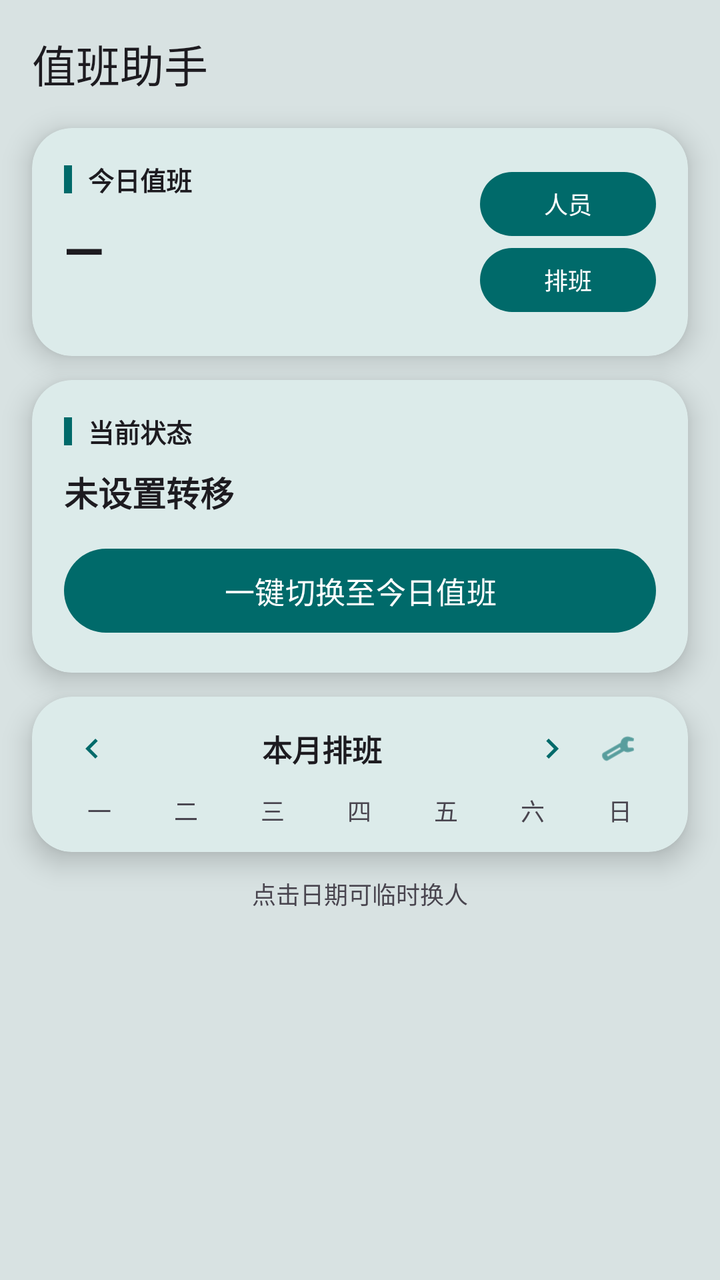
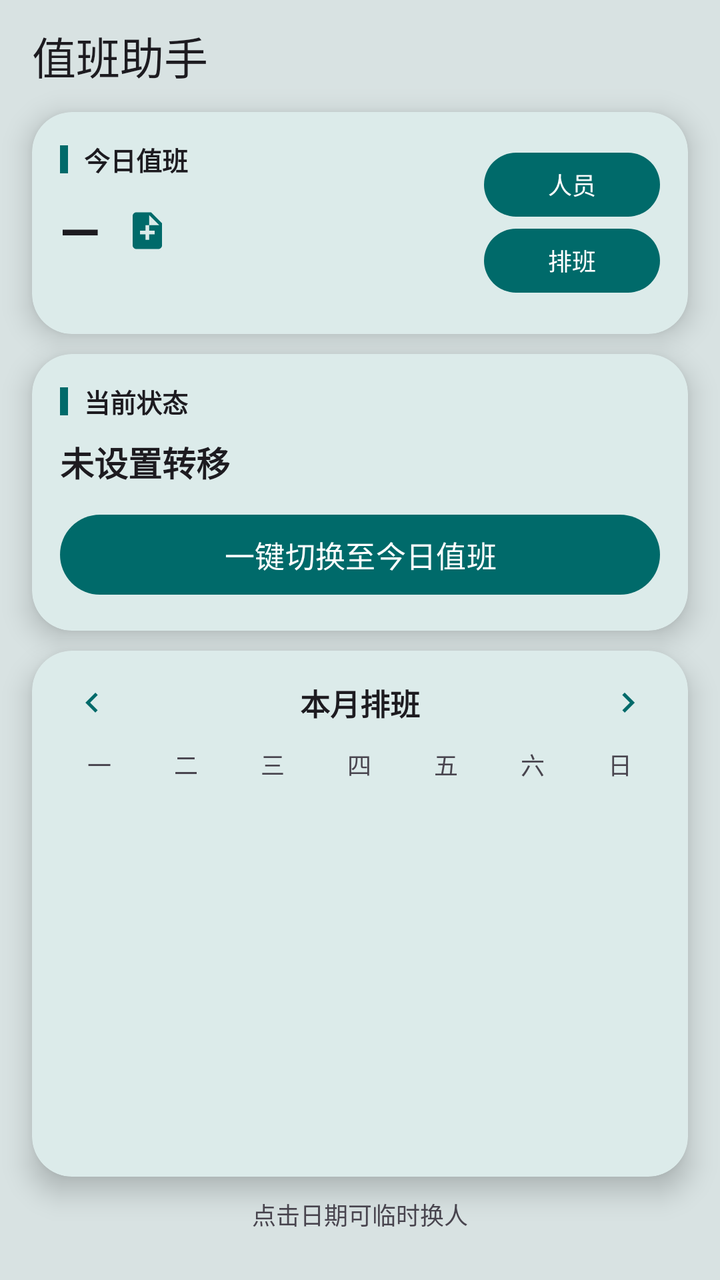

Two renders of the same Android screen: before a commit and after it. Below are the layout's source before the change and the commit's diff.
<!-- AndroidManifest.xml: application theme Theme.DutyCall -->
<!-- res/layout/activity_main.xml -->
<?xml version="1.0" encoding="utf-8"?>
<LinearLayout xmlns:android="http://schemas.android.com/apk/res/android"
    xmlns:app="http://schemas.android.com/apk/res-auto"
    android:layout_width="match_parent"
    android:layout_height="match_parent"
    android:orientation="vertical"
    android:clipChildren="false"
    android:clipToPadding="false"
    android:fitsSystemWindows="true">

    <com.google.android.material.appbar.MaterialToolbar
        android:id="@+id/toolbar"
        android:layout_width="match_parent"
        android:layout_height="?attr/actionBarSize"
        app:title="值班助手"
        app:titleTextAppearance="@style/TextAppearance.Material3.TitleLarge"
        android:background="@android:color/transparent" />

    
    <ScrollView
        android:layout_width="match_parent"
        android:layout_height="0dp"
        android:layout_weight="1"
        android:fillViewport="true"
        android:clipChildren="false"
        android:clipToPadding="false"
        android:paddingTop="0dp"
        android:paddingBottom="24dp">

        
        <LinearLayout
            android:layout_width="match_parent"
            android:layout_height="wrap_content"
            android:orientation="vertical"
            android:clipChildren="false"
            android:clipToPadding="false"
            android:paddingHorizontal="16dp">

            
            <com.google.android.material.card.MaterialCardView
                android:layout_width="match_parent"
                android:layout_height="wrap_content"
                app:cardBackgroundColor="?attr/colorSurface"
                app:cardCornerRadius="20dp"
                app:cardElevation="8dp"
                app:strokeWidth="0dp">

                <LinearLayout
                    android:layout_width="match_parent"
                    android:layout_height="wrap_content"
                    android:orientation="horizontal"
                    android:padding="16dp">

                    <LinearLayout
                        android:layout_width="0dp"
                        android:layout_height="wrap_content"
                        android:layout_weight="1"
                        android:orientation="vertical">

                        <LinearLayout
                            android:layout_width="match_parent"
                            android:layout_height="wrap_content"
                            android:orientation="horizontal"
                            android:gravity="center_vertical">
                            <View
                                android:layout_width="4dp"
                                android:layout_height="14dp"
                                android:background="@color/md_primary" />
                            <TextView
                                android:layout_width="wrap_content"
                                android:layout_height="wrap_content"
                                android:layout_marginStart="8dp"
                                android:text="今日值班"
                                android:textColor="?android:attr/textColorPrimary"
                                android:textSize="13sp"
                                android:textStyle="bold" />
                        </LinearLayout>

                        <TextView
                            android:id="@+id/tv_today_person"
                            android:layout_width="wrap_content"
                            android:layout_height="wrap_content"
                            android:layout_marginTop="8dp"
                            android:text="—"
                            android:textColor="?android:attr/textColorPrimary"
                            android:textSize="26sp"
                            android:textStyle="bold" />

                        <TextView
                            android:id="@+id/tv_today_date"
                            android:layout_width="wrap_content"
                            android:layout_height="wrap_content"
                            android:layout_marginTop="2dp"
                            android:textColor="?android:attr/textColorSecondary"
                            android:textSize="13sp" />

                        <TextView
                            android:id="@+id/tv_today_phone"
                            android:layout_width="wrap_content"
                            android:layout_height="wrap_content"
                            android:layout_marginTop="2dp"
                            android:textColor="?android:attr/textColorSecondary"
                            android:textSize="13sp"
                            android:visibility="gone" />
                    </LinearLayout>

                    <LinearLayout
                        android:layout_width="wrap_content"
                        android:layout_height="match_parent"
                        android:orientation="vertical"
                        android:gravity="center_vertical">

                        <com.google.android.material.button.MaterialButton
                            android:id="@+id/btn_people_manage"
                            style="@style/Widget.Material3.Button"
                            android:layout_width="wrap_content"
                            android:layout_height="wrap_content"
                            android:minHeight="32dp"
                            android:insetTop="0dp"
                            android:insetBottom="0dp"
                            android:text="人员"
                            android:textSize="12sp"
                            android:textColor="@color/action_text"
                            app:backgroundTint="@color/action_bg" />

                        <com.google.android.material.button.MaterialButton
                            android:id="@+id/btn_schedule_manage"
                            style="@style/Widget.Material3.Button"
                            android:layout_width="wrap_content"
                            android:layout_height="wrap_content"
                            android:layout_marginTop="6dp"
                            android:minHeight="32dp"
                            android:insetTop="0dp"
                            android:insetBottom="0dp"
                            android:text="排班"
                            android:textSize="12sp"
                            android:textColor="@color/action_text"
                            app:backgroundTint="@color/action_bg" />
                    </LinearLayout>

                </LinearLayout>
            </com.google.android.material.card.MaterialCardView>

            
            <com.google.android.material.card.MaterialCardView
                android:layout_width="match_parent"
                android:layout_height="wrap_content"
                android:layout_marginTop="12dp"
                app:cardBackgroundColor="?attr/colorSurface"
                app:cardCornerRadius="20dp"
                app:cardElevation="8dp"
                app:strokeWidth="0dp">

                <LinearLayout
                    android:layout_width="match_parent"
                    android:layout_height="wrap_content"
                    android:orientation="vertical"
                    android:padding="16dp">

                    <LinearLayout
                        android:layout_width="match_parent"
                        android:layout_height="wrap_content"
                        android:orientation="horizontal"
                        android:gravity="center_vertical">
                        <View
                            android:layout_width="4dp"
                            android:layout_height="14dp"
                            android:background="@color/md_primary" />
                        <TextView
                            android:layout_width="wrap_content"
                            android:layout_height="wrap_content"
                            android:layout_marginStart="8dp"
                            android:text="当前状态"
                            android:textColor="?android:attr/textColorPrimary"
                            android:textSize="13sp"
                            android:textStyle="bold" />
                    </LinearLayout>

                    <TextView
                        android:id="@+id/tv_state_value"
                        android:layout_width="match_parent"
                        android:layout_height="wrap_content"
                        android:layout_marginTop="8dp"
                        android:text="未设置转移"
                        android:textColor="?android:attr/textColorPrimary"
                        android:textSize="17sp"
                        android:textStyle="bold"
                        android:background="?attr/selectableItemBackground" />

                    <TextView
                        android:id="@+id/tv_state_time"
                        android:layout_width="match_parent"
                        android:layout_height="wrap_content"
                        android:layout_marginTop="2dp"
                        android:textColor="?android:attr/textColorSecondary"
                        android:textSize="12sp"
                        android:visibility="gone" />

                    <com.google.android.material.button.MaterialButton
                        android:id="@+id/btn_action"
                        android:layout_width="match_parent"
                        android:layout_height="wrap_content"
                        android:layout_marginTop="12dp"
                        android:paddingVertical="10dp"
                        android:text="一键切换至今日值班"
                        android:textColor="@color/action_text"
                        android:textSize="15sp"
                        app:backgroundTint="@color/action_bg" />

                </LinearLayout>
            </com.google.android.material.card.MaterialCardView>

            
            <com.google.android.material.card.MaterialCardView
                android:layout_width="match_parent"
                android:layout_height="wrap_content"
                android:layout_marginTop="12dp"
                app:cardBackgroundColor="?attr/colorSurface"
                app:cardCornerRadius="20dp"
                app:cardElevation="8dp"
                app:strokeWidth="0dp">

                
                <LinearLayout
                    android:layout_width="match_parent"
                    android:layout_height="wrap_content"
                    android:orientation="vertical"
                    android:paddingStart="12dp"
                    android:paddingEnd="12dp"
                    android:paddingTop="8dp"
                    android:paddingBottom="8dp">

                    <LinearLayout
                        android:layout_width="match_parent"
                        android:layout_height="wrap_content"
                        android:orientation="horizontal"
                        android:gravity="center_vertical">

                        <ImageView
                            android:id="@+id/btn_prev_month"
                            android:layout_width="36dp"
                            android:layout_height="36dp"
                            android:padding="8dp"
                            android:background="?attr/selectableItemBackgroundBorderless"
                            android:src="@drawable/ic_arrow_left"
                            app:tint="?attr/colorPrimary" />

                        <TextView
                            android:id="@+id/tv_calendar_title"
                            android:layout_width="0dp"
                            android:layout_height="wrap_content"
                            android:layout_weight="1"
                            android:gravity="center"
                            android:text="本月排班"
                            android:textColor="?android:attr/textColorPrimary"
                            android:textSize="15sp"
                            android:textStyle="bold" />

                        <ImageView
                            android:id="@+id/btn_next_month"
                            android:layout_width="36dp"
                            android:layout_height="36dp"
                            android:padding="8dp"
                            android:background="?attr/selectableItemBackgroundBorderless"
                            android:src="@drawable/ic_arrow_right"
                            app:tint="?attr/colorPrimary" />

                        <ImageView
                            android:id="@+id/btn_fine_tune"
                            android:layout_width="30dp"
                            android:layout_height="30dp"
                            android:layout_marginEnd="8dp"
                            android:padding="6dp"
                            android:background="?attr/selectableItemBackgroundBorderless"
                            android:src="@android:drawable/ic_menu_preferences"
                            app:tint="?attr/colorPrimary" />

                    </LinearLayout>

                    <LinearLayout
                        android:layout_width="match_parent"
                        android:layout_height="wrap_content"
                        android:layout_marginTop="4dp"
                        android:orientation="horizontal">
                        <TextView android:layout_width="0dp" android:layout_height="wrap_content" android:layout_weight="1" android:gravity="center" android:text="一" android:textSize="12sp" android:textColor="?android:attr/textColorSecondary"/>
                        <TextView android:layout_width="0dp" android:layout_height="wrap_content" android:layout_weight="1" android:gravity="center" android:text="二" android:textSize="12sp" android:textColor="?android:attr/textColorSecondary"/>
                        <TextView android:layout_width="0dp" android:layout_height="wrap_content" android:layout_weight="1" android:gravity="center" android:text="三" android:textSize="12sp" android:textColor="?android:attr/textColorSecondary"/>
                        <TextView android:layout_width="0dp" android:layout_height="wrap_content" android:layout_weight="1" android:gravity="center" android:text="四" android:textSize="12sp" android:textColor="?android:attr/textColorSecondary"/>
                        <TextView android:layout_width="0dp" android:layout_height="wrap_content" android:layout_weight="1" android:gravity="center" android:text="五" android:textSize="12sp" android:textColor="?android:attr/textColorSecondary"/>
                        <TextView android:layout_width="0dp" android:layout_height="wrap_content" android:layout_weight="1" android:gravity="center" android:text="六" android:textSize="12sp" android:textColor="?android:attr/textColorSecondary"/>
                        <TextView android:layout_width="0dp" android:layout_height="wrap_content" android:layout_weight="1" android:gravity="center" android:text="日" android:textSize="12sp" android:textColor="?android:attr/textColorSecondary"/>
                    </LinearLayout>

                    <androidx.recyclerview.widget.RecyclerView
                        android:id="@+id/recycler_calendar"
                        android:layout_width="match_parent"
                        android:layout_height="wrap_content"
                        android:layout_marginTop="4dp"
                        android:nestedScrollingEnabled="false" />

                </LinearLayout>
            </com.google.android.material.card.MaterialCardView>

            <TextView
                android:layout_width="match_parent"
                android:layout_height="wrap_content"
                android:layout_marginTop="12dp"
                android:text="点击日期可临时换人"
                android:textSize="12sp"
                android:textColor="?android:attr/textColorSecondary"
                android:gravity="center" />

        </LinearLayout>
    </ScrollView>

</LinearLayout>
<!-- resources referenced by this layout -->
<resources>
  <color name="action_bg">#006A6A</color>
  <color name="action_text">#FFFFFF</color>
  <color name="md_primary">#006A6A</color>
  <style name="Theme.DutyCall" parent="Theme.Material3.DayNight.NoActionBar">
          <item name="android:windowBackground">@color/app_bg</item>
          <item name="colorPrimary">@color/md_primary</item>
          <item name="colorOnPrimary">@color/md_on_primary</item>
          <item name="colorPrimaryContainer">@color/md_primary_container</item>
          <item name="colorOnPrimaryContainer">@color/md_on_primary_container</item>
          <item name="colorSecondary">@color/md_secondary</item>
          <item name="colorOnSecondary">@color/md_on_secondary</item>
          <item name="colorSecondaryContainer">@color/md_secondary_container</item>
          <item name="colorOnSecondaryContainer">@color/md_on_secondary_container</item>
          <item name="colorSurface">@color/md_surface</item>
          <item name="colorOnSurface">@color/md_on_surface</item>
          <item name="colorSurfaceVariant">@color/md_surface_variant</item>
          <item name="colorOnSurfaceVariant">@color/md_on_surface_variant</item>
          <item name="colorOutline">@color/md_outline</item>
          <item name="colorError">@color/md_error</item>
          <item name="colorOnError">@color/md_on_error</item>
          <item name="colorErrorContainer">@color/md_error_container</item>
          <item name="colorOnErrorContainer">@color/md_on_error_container</item>
      </style>
  <color name="app_bg">#D8E2E2</color>
  <color name="md_on_primary">#FFFFFF</color>
  <color name="md_primary_container">#6FF7F6</color>
  <color name="md_on_primary_container">#002020</color>
  <color name="md_secondary">#4A6363</color>
  <color name="md_on_secondary">#FFFFFF</color>
  <color name="md_secondary_container">#CCE8E7</color>
  <color name="md_on_secondary_container">#051F1F</color>
  <color name="md_surface">#FAFDFC</color>
  <color name="md_on_surface">#191C1C</color>
  <color name="md_surface_variant">#DAE5E4</color>
  <color name="md_on_surface_variant">#3F4948</color>
  <color name="md_outline">#6F7979</color>
  <color name="md_error">#BA1A1A</color>
  <color name="md_on_error">#FFFFFF</color>
  <color name="md_error_container">#FFDAD6</color>
  <color name="md_on_error_container">#410002</color>
  <!-- unchanged entries left out for length: 2 -->
</resources>

<!-- the commit's change to res/layout/activity_main.xml (unified diff, before → after) -->
@@ -18,6 +18,7 @@
 
     
     <ScrollView
+        android:id="@+id/scroll_content"
         android:layout_width="match_parent"
         android:layout_height="0dp"
         android:layout_weight="1"
@@ -26,15 +27,14 @@
         android:clipToPadding="false"
         android:paddingTop="0dp"
         android:paddingBottom="24dp">
-
-        
         <LinearLayout
             android:layout_width="match_parent"
             android:layout_height="wrap_content"
             android:orientation="vertical"
             android:clipChildren="false"
             android:clipToPadding="false"
-            android:paddingHorizontal="16dp">
+            android:paddingHorizontal="16dp"
+            android:paddingTop="0dp">
 
             
             <com.google.android.material.card.MaterialCardView
@@ -49,7 +49,7 @@
                     android:layout_width="match_parent"
                     android:layout_height="wrap_content"
                     android:orientation="horizontal"
-                    android:padding="16dp">
+                    android:padding="14dp">
 
                     <LinearLayout
                         android:layout_width="0dp"
@@ -76,15 +76,33 @@
                                 android:textStyle="bold" />
                         </LinearLayout>
 
-                        <TextView
-                            android:id="@+id/tv_today_person"
-                            android:layout_width="wrap_content"
+                        <LinearLayout
+                            android:layout_width="match_parent"
                             android:layout_height="wrap_content"
                             android:layout_marginTop="8dp"
-                            android:text="—"
-                            android:textColor="?android:attr/textColorPrimary"
-                            android:textSize="26sp"
-                            android:textStyle="bold" />
+                            android:gravity="center_vertical"
+                            android:orientation="horizontal">
+
+                            <TextView
+                                android:id="@+id/tv_today_person"
+                                android:layout_width="wrap_content"
+                                android:layout_height="wrap_content"
+                                android:text="—"
+                                android:textColor="?android:attr/textColorPrimary"
+                                android:textSize="26sp"
+                                android:textStyle="bold" />
+
+                            <ImageView
+                                android:id="@+id/btn_today_log"
+                                android:layout_width="36dp"
+                                android:layout_height="36dp"
+                                android:layout_marginStart="6dp"
+                                android:background="?attr/selectableItemBackgroundBorderless"
+                                android:contentDescription="记录今天的日志"
+                                android:padding="7dp"
+                                android:src="@drawable/ic_note_add"
+                                app:tint="?attr/colorPrimary" />
+                        </LinearLayout>
 
                         <TextView
                             android:id="@+id/tv_today_date"
@@ -145,7 +163,7 @@
             <com.google.android.material.card.MaterialCardView
                 android:layout_width="match_parent"
                 android:layout_height="wrap_content"
-                android:layout_marginTop="12dp"
+                android:layout_marginTop="10dp"
                 app:cardBackgroundColor="?attr/colorSurface"
                 app:cardCornerRadius="20dp"
                 app:cardElevation="8dp"
@@ -155,7 +173,7 @@
                     android:layout_width="match_parent"
                     android:layout_height="wrap_content"
                     android:orientation="vertical"
-                    android:padding="16dp">
+                    android:padding="14dp">
 
                     <LinearLayout
                         android:layout_width="match_parent"
@@ -200,8 +218,8 @@
                         android:id="@+id/btn_action"
                         android:layout_width="match_parent"
                         android:layout_height="wrap_content"
-                        android:layout_marginTop="12dp"
-                        android:paddingVertical="10dp"
+                        android:layout_marginTop="10dp"
+                        android:paddingVertical="8dp"
                         android:text="一键切换至今日值班"
                         android:textColor="@color/action_text"
                         android:textSize="15sp"
@@ -212,18 +230,19 @@
 
             
             <com.google.android.material.card.MaterialCardView
+                android:id="@+id/card_calendar"
                 android:layout_width="match_parent"
                 android:layout_height="wrap_content"
-                android:layout_marginTop="12dp"
+                android:layout_weight="1"
+                android:layout_marginTop="10dp"
                 app:cardBackgroundColor="?attr/colorSurface"
                 app:cardCornerRadius="20dp"
                 app:cardElevation="8dp"
                 app:strokeWidth="0dp">
-
-                
                 <LinearLayout
                     android:layout_width="match_parent"
-                    android:layout_height="wrap_content"
+                    android:layout_height="match_parent"
+                    android:gravity="center_vertical"
                     android:orientation="vertical"
                     android:paddingStart="12dp"
                     android:paddingEnd="12dp"
@@ -263,16 +282,6 @@
                             android:padding="8dp"
                             android:background="?attr/selectableItemBackgroundBorderless"
                             android:src="@drawable/ic_arrow_right"
-                            app:tint="?attr/colorPrimary" />
-
-                        <ImageView
-                            android:id="@+id/btn_fine_tune"
-                            android:layout_width="30dp"
-                            android:layout_height="30dp"
-                            android:layout_marginEnd="8dp"
-                            android:padding="6dp"
-                            android:background="?attr/selectableItemBackgroundBorderless"
-                            android:src="@android:drawable/ic_menu_preferences"
                             app:tint="?attr/colorPrimary" />
 
                     </LinearLayout>
@@ -291,20 +300,29 @@
                         <TextView android:layout_width="0dp" android:layout_height="wrap_content" android:layout_weight="1" android:gravity="center" android:text="日" android:textSize="12sp" android:textColor="?android:attr/textColorSecondary"/>
                     </LinearLayout>
 
-                    <androidx.recyclerview.widget.RecyclerView
-                        android:id="@+id/recycler_calendar"
-                        android:layout_width="match_parent"
-                        android:layout_height="wrap_content"
-                        android:layout_marginTop="4dp"
-                        android:nestedScrollingEnabled="false" />
+                    
+                    <FrameLayout
+                        android:layout_width="match_parent"
+                        android:layout_height="0dp"
+                        android:layout_weight="1"
+                        android:layout_marginTop="4dp">
+
+                        <androidx.recyclerview.widget.RecyclerView
+                            android:id="@+id/recycler_calendar"
+                            android:layout_width="match_parent"
+                            android:layout_height="wrap_content"
+                            android:layout_gravity="center_vertical"
+                            android:nestedScrollingEnabled="false" />
+                    </FrameLayout>
 
                 </LinearLayout>
             </com.google.android.material.card.MaterialCardView>
 
             <TextView
+                android:id="@+id/tv_calendar_hint"
                 android:layout_width="match_parent"
                 android:layout_height="wrap_content"
-                android:layout_marginTop="12dp"
+                android:layout_marginTop="10dp"
                 android:text="点击日期可临时换人"
                 android:textSize="12sp"
                 android:textColor="?android:attr/textColorSecondary"
<!-- resource entries referenced after the edit -->
@@ -3,8 +3,22 @@
   <color name="action_bg">#006A6A</color>
   <color name="action_text">#FFFFFF</color>
   <color name="md_primary">#006A6A</color>
+  <!-- drawable ic_note_add (drawable) -->
+  <vector xmlns:android="http://schemas.android.com/apk/res/android"
+      android:width="24dp"
+      android:height="24dp"
+      android:viewportWidth="24"
+      android:viewportHeight="24"
+      android:tint="?attr/colorControlNormal">
+      <path
+          android:fillColor="@android:color/white"
+          android:pathData="M14,2H6C4.9,2 4,2.9 4,4v16c0,1.1 0.9,2 2,2h12c1.1,0 2,-0.9 2,-2V8L14,2zM16,14h-3v3h-2v-3H8v-2h3V9h2v3h3V14zM13,9V3.5L18.5,9H13z" />
+  </vector>
   <style name="Theme.DutyCall" parent="Theme.Material3.DayNight.NoActionBar">
           <item name="android:windowBackground">@color/app_bg</item>
+          <item name="actionBarSize">56dp</item>
+          <item name="android:windowLightStatusBar">true</item>
+          <item name="android:windowLightNavigationBar">true</item>
           <item name="colorPrimary">@color/md_primary</item>
           <item name="colorOnPrimary">@color/md_on_primary</item>
           <item name="colorPrimaryContainer">@color/md_primary_container</item>
@@ -15,7 +29,13 @@
           <item name="colorOnSecondaryContainer">@color/md_on_secondary_container</item>
           <item name="colorSurface">@color/md_surface</item>
           <item name="colorOnSurface">@color/md_on_surface</item>
-          <item name="colorSurfaceVariant">@color/md_surface_variant</item>
+          <item name="colorSurfaceContainerLowest">@color/md_surface_container_lowest</item>
+          <item name="colorSurfaceContainerLow">@color/md_surface_container_low</item>
+          <item name="colorSurfaceContainer">@color/md_surface_container</item>
+          <item name="colorSurfaceContainerHigh">@color/md_surface_container_high</item>
+          <item name="colorSurfaceContainerHighest">@color/md_surface_container_highest</item>
+          <item name="colorSurfaceBright">@color/md_surface_bright</item>
+          <item name="colorSurfaceDim">@color/md_surface_dim</item>        <item name="colorSurfaceVariant">@color/md_surface_variant</item>
           <item name="colorOnSurfaceVariant">@color/md_on_surface_variant</item>
           <item name="colorOutline">@color/md_outline</item>
           <item name="colorError">@color/md_error</item>
@@ -33,6 +53,13 @@
   <color name="md_on_secondary_container">#051F1F</color>
   <color name="md_surface">#FAFDFC</color>
   <color name="md_on_surface">#191C1C</color>
+  <color name="md_surface_container_lowest">#FFFFFF</color>
+  <color name="md_surface_container_low">#F4F8F7</color>
+  <color name="md_surface_container">#EEF4F3</color>
+  <color name="md_surface_container_high">#E7EFEE</color>
+  <color name="md_surface_container_highest">#DFE9E8</color>
+  <color name="md_surface_bright">#FAFDFC</color>
+  <color name="md_surface_dim">#D4DFDE</color>
   <color name="md_surface_variant">#DAE5E4</color>
   <color name="md_on_surface_variant">#3F4948</color>
   <color name="md_outline">#6F7979</color>
